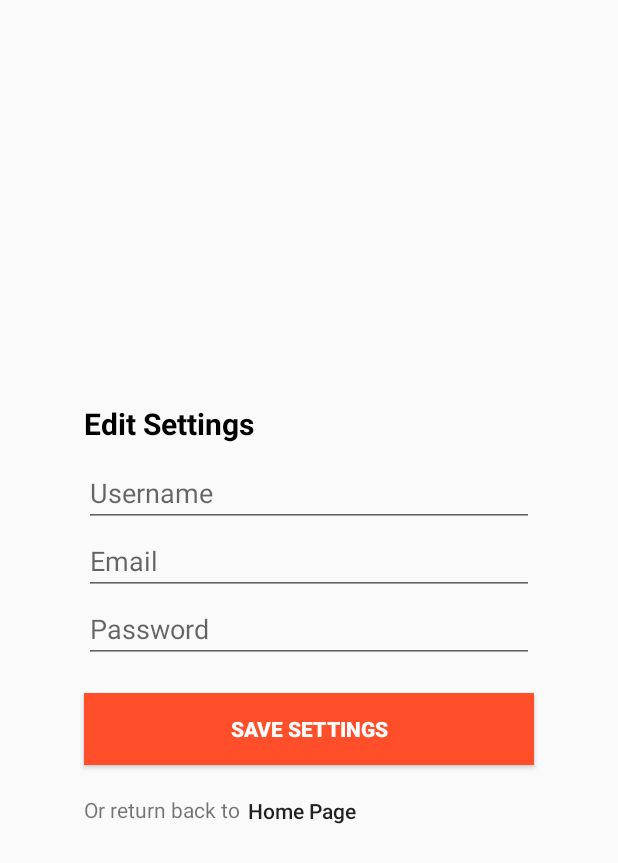
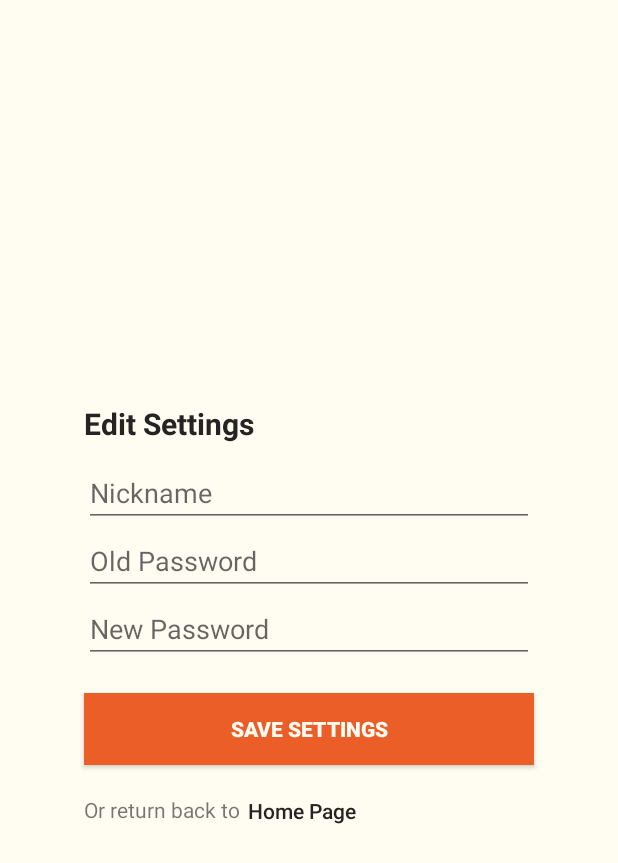
Before and after one commit to mbedair/MiniCapstone, an Android app: the fragment SettingsFragment placed in its activity, after a tap on "SAVE SETTINGS", on a phone screen of 412 x 824 dp. Shown: the top 863 px of the screen. Run offline under Robolectric (Android 15) with nearby library versions, the light colour scheme and no system bars; our stand-ins replace Firebase (no records; nobody signed in at launch, a user with empty details on screens opened directly).

Commit message:
-implemented edit password and nickname -polished up the UI -changed settings,login and signup edittexts and some of the hints -Note: password has to be at least 6 characters

```diff
--- a/app/build.gradle.kts
+++ b/app/build.gradle.kts
@@ -35,6 +35,7 @@ dependencies {
     implementation("com.google.android.material:material:1.9.0")
     implementation("androidx.constraintlayout:constraintlayout:2.1.4")
     implementation("com.google.firebase:firebase-auth:22.2.0")
+    implementation("com.google.firebase:firebase-database:20.3.0")
     testImplementation("junit:junit:4.13.2")
     androidTestImplementation("androidx.test.ext:junit:1.1.5")
     androidTestImplementation("androidx.test.espresso:espresso-core:3.5.1")
--- a/app/src/main/java/com/example/minicapstone/LoginFragment.java
+++ b/app/src/main/java/com/example/minicapstone/LoginFragment.java
@@ -81,6 +81,8 @@ public class LoginFragment extends Fragment {
                                     Toast.makeText(getActivity(), "Login Failed", Toast.LENGTH_LONG).show();
                                 }
                             });
+
+
                 }
             }
 
--- a/app/src/main/java/com/example/minicapstone/SettingsFragment.java
+++ b/app/src/main/java/com/example/minicapstone/SettingsFragment.java
@@ -10,14 +10,36 @@ import android.view.ViewGroup;
 import android.widget.Button;
 import android.widget.EditText;
 import android.widget.Toast;
+import android.content.Intent;
+import android.content.SharedPreferences;
+import android.os.Bundle;
+
+import androidx.annotation.NonNull;
+
+import com.google.android.gms.tasks.OnCompleteListener;
+import com.google.android.gms.tasks.OnFailureListener;
+import com.google.android.gms.tasks.OnSuccessListener;
+import com.google.android.gms.tasks.Task;
+import com.google.firebase.auth.AuthCredential;
+import com.google.firebase.auth.AuthResult;
+import com.google.firebase.auth.EmailAuthProvider;
+import com.google.firebase.auth.FirebaseAuth;
+import com.google.firebase.auth.FirebaseUser;
+import com.google.firebase.database.DatabaseReference;
+import com.google.firebase.database.FirebaseDatabase;
 
 
 public class SettingsFragment extends Fragment {
 
     //Class Attributes
     View view;
-    private EditText editSettingsUsername, editSettingsEmail, editSettingsPassword;
+    private EditText editSettingsNickname, editSettingsOldPassword, editSettingsNewPassword;
     private Button btnSaveSettings, btnGoToHome;
+
+    private String nickname, oldpassword, newpassword;
+
+    FirebaseUser user = FirebaseAuth.getInstance().getCurrentUser();
+
 
     @Override
     public View onCreateView(LayoutInflater inflater, ViewGroup container,
@@ -26,26 +48,71 @@ public class SettingsFragment extends Fragment {
         view = inflater.inflate(R.layout.fragment_settings, container, false);
 
         //Retrieve View ID's
-        editSettingsUsername = view.findViewById(R.id.editSettingsUsername);
-        editSettingsEmail = view.findViewById(R.id.editSettingsEmail);
-        editSettingsPassword = view.findViewById(R.id.editSettingsPassword);
+        editSettingsNickname = view.findViewById(R.id.editSettingsNickname);
+        editSettingsOldPassword = view.findViewById(R.id.editSettingsOldPassword);
+        editSettingsNewPassword = view.findViewById(R.id.editSettingsNewPassword);
         btnSaveSettings = view.findViewById(R.id.btnSaveSettings);
         btnGoToHome = view.findViewById(R.id.btnGoToHome);
 
         //Hide Toolbar
         ((MainActivity)getActivity()).getSupportActionBar().hide();
 
+        //Firebase updating data
+
+
+
+
         //Set SignUp Button OnClickListener
         btnSaveSettings.setOnClickListener(new View.OnClickListener() {
             @Override
             public void onClick(View view) {
 
+                nickname = editSettingsNickname.getText().toString().trim();
+                oldpassword = editSettingsOldPassword.getText().toString().trim();
+                newpassword = editSettingsNewPassword.getText().toString().trim();
+
+                FirebaseUser user = FirebaseAuth.getInstance().getCurrentUser();
+                String userId = user.getUid();
+
+                User userData = new User(nickname);
+
+                DatabaseReference usersRef = FirebaseDatabase.getInstance().getReference("users");
+                usersRef.child(userId).setValue(userData);
+
+
+
+                AuthCredential credential = EmailAuthProvider.getCredential(user.getEmail(), oldpassword);
+
                 //Check if any of the input fields are left empty
-                if (editSettingsUsername.length() < 1 || editSettingsEmail.length() < 1 || editSettingsPassword.length() < 1) {
+                if (editSettingsNickname.length() < 1 || editSettingsOldPassword.length() < 1 || editSettingsNewPassword.length() < 1) {
                     Toast.makeText(getActivity(), "Please Fill In All Fields", Toast.LENGTH_SHORT).show();
+                } else if (editSettingsNewPassword.length()<6 || editSettingsOldPassword.length()<6) {
+                    Toast.makeText(getActivity(), "passwords are at least 6 characters", Toast.LENGTH_SHORT).show();
                 } else {
-                    getActivity().getSupportFragmentManager().beginTransaction().replace(R.id.frameLayoutMain, new HomeFragment(),null).commit();
-                    Toast.makeText(getActivity(), "Settings Updated", Toast.LENGTH_LONG).show();
+                    user.reauthenticate(credential)
+                            .addOnCompleteListener(new OnCompleteListener<Void>() {
+                                @Override
+                                public void onComplete(@NonNull Task<Void> task) {
+                                    if (task.isSuccessful()) {
+                                        user.updatePassword(newpassword)
+                                                .addOnCompleteListener(new OnCompleteListener<Void>() {
+                                                    @Override
+                                                    public void onComplete(@NonNull Task<Void> task) {
+                                                        if (task.isSuccessful()) {
+                                                            Toast.makeText(getActivity(), "password updated", Toast.LENGTH_SHORT).show();
+                                                        } else {
+                                                            Toast.makeText(getActivity(), "Fatal error", Toast.LENGTH_SHORT).show();
+                                                        }
+                                                    }
+                                                });
+                                    } else {
+                                        Toast.makeText(getActivity(), "password is incorrect", Toast.LENGTH_SHORT).show();
+                                    }
+                                }
+                            });
+
+//                    getActivity().getSupportFragmentManager().beginTransaction().replace(R.id.frameLayoutMain, new HomeFragment(),null).commit();
+//                    Toast.makeText(getActivity(), "Settings Updated", Toast.LENGTH_LONG).show();
                 }
 
             }
--- /dev/null
+++ b/app/src/main/java/com/example/minicapstone/User.java
@@ -0,0 +1,19 @@
+package com.example.minicapstone;
+
+public class User {
+    private String nickname;
+
+    public User() {
+        // Default constructor required for calls to DataSnapshot.getValue(User.class)
+    }
+
+    public User(String nickname) {
+        this.nickname = nickname;
+    }
+
+    public String getNickname() {
+        return nickname;
+    }
+
+
+}
--- a/app/src/main/res/layout/fragment_settings.xml
+++ b/app/src/main/res/layout/fragment_settings.xml
@@ -4,53 +4,57 @@
     android:layout_width="match_parent"
     android:layout_height="match_parent"
     android:gravity="center"
-    tools:context="com.example.minicapstone.SettingsFragment">
+    tools:context="com.example.minicapstone.SettingsFragment"
+    android:background="#FFFCF2">
 
     <TextView
         android:id="@+id/textSettings"
         android:layout_width="wrap_content"
         android:layout_height="wrap_content"
         android:text="Edit Settings"
-        android:textColor="#000"
+        android:textColor="#252422"
         android:textSize="20dp"
         android:textStyle="bold" />
 
     <EditText
-        android:id="@+id/editSettingsUsername"
+        android:id="@+id/editSettingsNickname"
         android:layout_width="300dp"
         android:layout_height="wrap_content"
         android:layout_below="@id/textSettings"
         android:layout_marginTop="10dp"
-        android:hint="Username"
-        android:maxLength="30" />
+        android:hint="Nickname"
+        android:maxLength="30"
+        android:textColor="#403D39"/>
 
     <EditText
-        android:id="@+id/editSettingsEmail"
+        android:id="@+id/editSettingsOldPassword"
         android:layout_width="300dp"
         android:layout_height="wrap_content"
-        android:layout_below="@id/editSettingsUsername"
-        android:hint="Email"
-        android:inputType="textEmailAddress"
-        android:maxLength="50" />
+        android:layout_below="@id/editSettingsNickname"
+        android:hint="Old Password"
+        android:inputType="textPassword"
+        android:maxLength="45"
+        android:textColor="#403D39"/>
 
     <EditText
-        android:id="@+id/editSettingsPassword"
+        android:id="@+id/editSettingsNewPassword"
         android:layout_width="300dp"
         android:layout_height="wrap_content"
-        android:layout_below="@id/editSettingsEmail"
-        android:hint="Password"
+        android:layout_below="@id/editSettingsOldPassword"
+        android:hint="New Password"
         android:inputType="textPassword"
-        android:maxLength="45" />
+        android:maxLength="45"
+        android:textColor="#403D39"/>
 
     <Button
         android:id="@+id/btnSaveSettings"
         android:layout_width="300dp"
         android:layout_height="wrap_content"
-        android:layout_below="@id/editSettingsPassword"
+        android:layout_below="@id/editSettingsNewPassword"
         android:layout_marginTop="20dp"
-        android:background="@color/orangeCustom3"
+        android:background="#EB5E28"
         android:text="Save Settings"
-        android:textColor="#FFFFFF"
+        android:textColor="#FFFCF2"
         android:textStyle="bold" />
 
     <TextView
@@ -70,7 +74,8 @@
         android:layout_toRightOf="@+id/textSettingsReturn"
         android:background="@null"
         android:text="Home Page"
-        android:textAllCaps="false" />
+        android:textAllCaps="false"
+        android:textColor="#252422"/>
 
 
 
```
Also changed, not shown: app/src/main/java/com/example/minicapstone/HomeFragment.java (+41 -0 lines), app/src/main/java/com/example/minicapstone/SignupFragment.java (+7 -6 lines), app/src/main/res/layout/fragment_home.xml (+41 -31 lines), app/src/main/res/layout/fragment_login.xml (+12 -9 lines), app/src/main/res/layout/fragment_signup.xml (+15 -17 lines).
